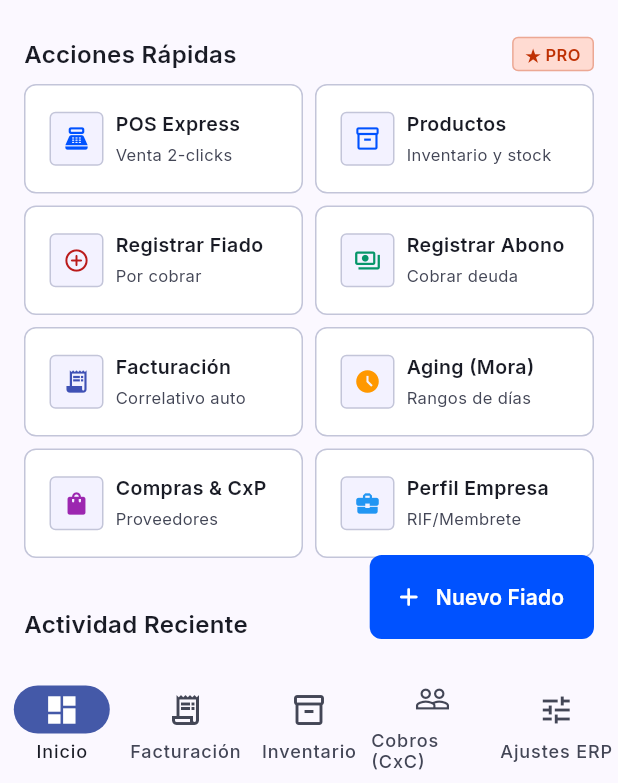
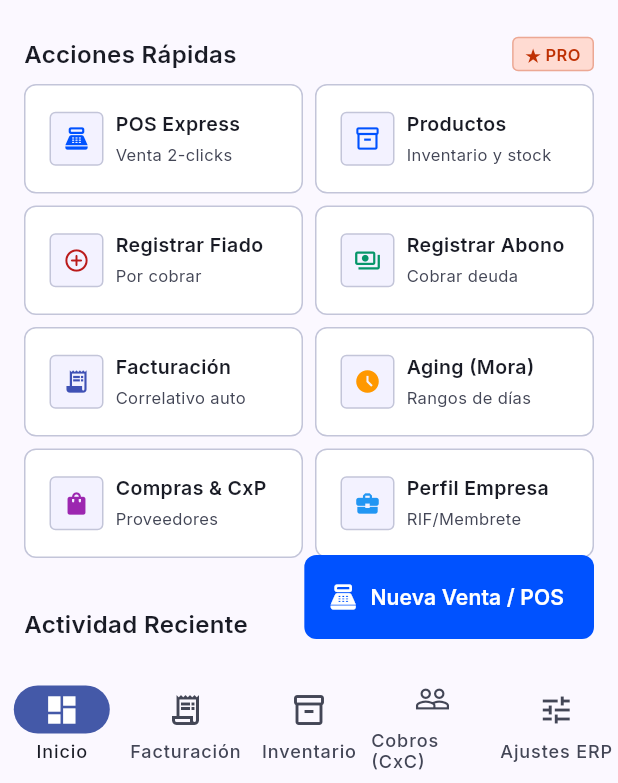
Before and after one commit to code-rmendoza/CuentasClaras, a Flutter app: the screen it shows after launch, on a phone screen of 412 x 824 dp, the part 453-1236 px from its top. Run offline on Flutter 3.47's test engine with Material 3 defaults, Android fonts, the phone set to English and light mode, and no system bars; our stand-ins replace csv, drift, firebase_core, flutter_riverpod, flutter_secure_storage, go_router and 2 more; accounts and stored records are empty; generated files the repository leaves out were written again.

Commit message:
feat: Botón flotante principal actualizado a Nueva Venta / POS en el Dashboard

```diff
--- a/lib/features/clients/client_detail_screen.dart
+++ b/lib/features/clients/client_detail_screen.dart
@@ -100,7 +100,7 @@ class ClientDetailScreen extends ConsumerWidget {
         onPressed: () =>
             context.push('${AppRouter.registerDebt}?clientId=$clientId'),
         icon: const Icon(Icons.add),
-        label: const Text('Nuevo Fiado'),
+        label: const Text('Registrar Deuda / Fiado'),
         heroTag: 'fab_client_detail',
       ),
     );
--- a/lib/features/home/home_screen.dart
+++ b/lib/features/home/home_screen.dart
@@ -442,9 +442,9 @@ class HomeScreen extends ConsumerWidget {
         ],
       ),
       floatingActionButton: FloatingActionButton.extended(
-        onPressed: () => context.push(AppRouter.registerDebt),
-        icon: const Icon(Icons.add_rounded, size: 20),
-        label: const Text('Nuevo Fiado'),
+        onPressed: () => context.push('/invoices/new'),
+        icon: const Icon(Icons.point_of_sale_rounded, size: 20),
+        label: const Text('Nueva Venta / POS'),
         heroTag: 'fab_home',
       ),
     );
```
